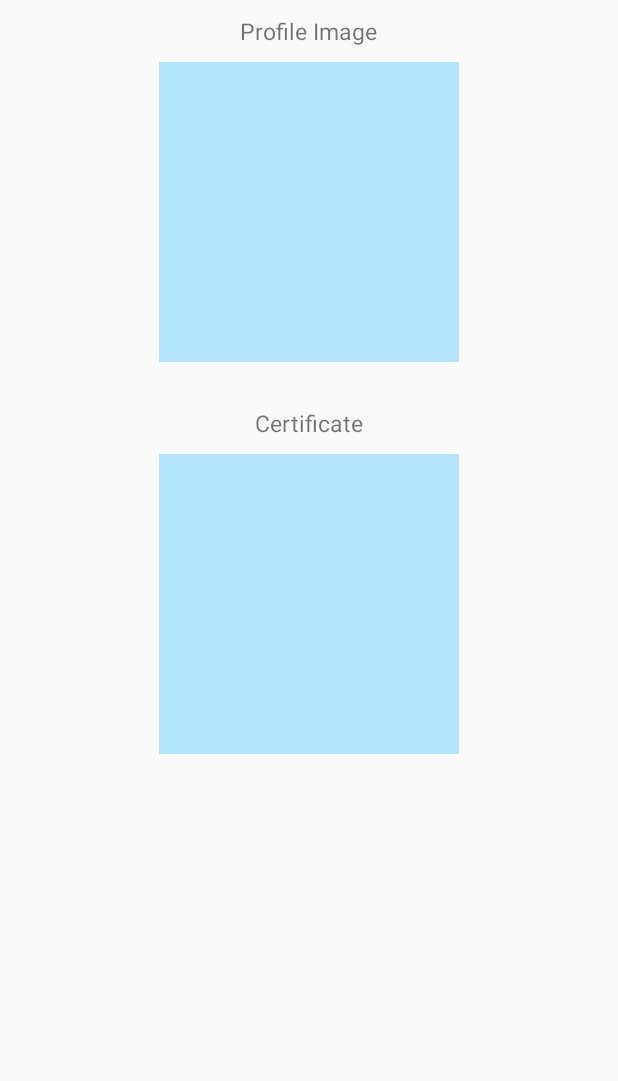
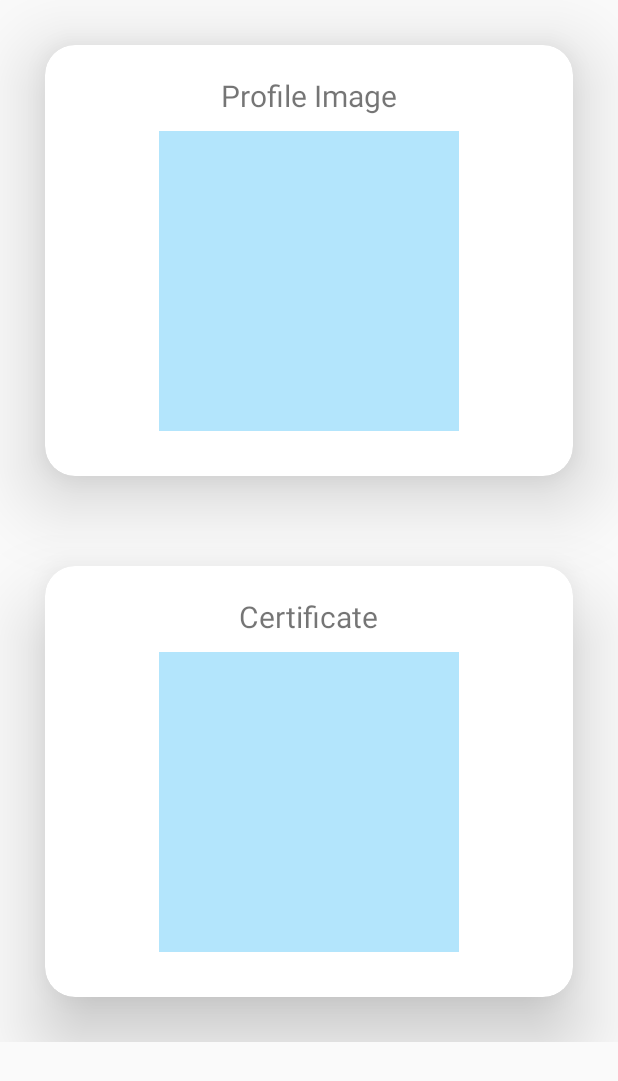
Before and after one commit to abhijeetsinghrathore/UDID, an Android app: the layout fragment_profile__view_documents.xml on its own in the app's theme, with its tools: preview values and no code run, on a phone screen of 412 x 824 dp. Shown: the top 1081 px of the screen. Run offline under Robolectric (Android 15) with nearby library versions, the phone set to English and light mode, and no system bars.

Commit message:
All UI improvements done.

```diff
--- a/app/src/main/res/layout/fragment_profile__view_documents.xml
+++ b/app/src/main/res/layout/fragment_profile__view_documents.xml
@@ -1,6 +1,8 @@
 <?xml version="1.0" encoding="utf-8"?>
 <ScrollView xmlns:android="http://schemas.android.com/apk/res/android"
     xmlns:tools="http://schemas.android.com/tools"
+    xmlns:app="http://schemas.android.com/apk/res-auto"
+    xmlns:card_view="http://schemas.android.com/apk/res-auto"
     android:layout_width="match_parent"
     android:layout_height="match_parent"
     tools:context=".Profile_ViewDocumentsFragment"
@@ -12,13 +14,26 @@
         android:layout_height="wrap_content"
         android:orientation="vertical">
 
+        <android.support.v7.widget.CardView
+            android:layout_width="match_parent"
+            android:layout_height="wrap_content"
+            android:layout_margin="30dp"
+            card_view:cardCornerRadius="20dp"
+            app:cardElevation="30dp"
+            >
 
+
+            <LinearLayout
+                android:layout_width="match_parent"
+                android:layout_height="wrap_content"
+                android:layout_margin="10dp"
+                android:orientation="vertical">
                 <TextView
                     android:layout_width="wrap_content"
                     android:layout_height="wrap_content"
                     android:layout_gravity="center_horizontal"
                     android:text="Profile Image"
-            android:textSize="15sp"
+                    android:textSize="20sp"
                     android:layout_margin="10dp"/>
                 <ImageView
                     android:layout_width="200dp"
@@ -30,12 +45,33 @@
 
 
 
+            </LinearLayout>
+
+        </android.support.v7.widget.CardView>
+
+
+
+
+        <android.support.v7.widget.CardView
+            android:layout_width="match_parent"
+            android:layout_height="wrap_content"
+            android:layout_margin="30dp"
+            card_view:cardCornerRadius="20dp"
+            app:cardElevation="30dp"
+            >
+
+
+            <LinearLayout
+                android:layout_width="match_parent"
+                android:layout_height="wrap_content"
+                android:layout_margin="10dp"
+                android:orientation="vertical">
                 <TextView
                     android:layout_width="wrap_content"
                     android:layout_height="wrap_content"
                     android:layout_gravity="center_horizontal"
                     android:text="Certificate"
-            android:textSize="15sp"
+                    android:textSize="20sp"
                     android:layout_margin="10dp"/>
                 <ImageView
                     android:layout_width="200dp"
@@ -44,6 +80,20 @@
                     android:layout_gravity="center_horizontal"
                     android:layout_marginBottom="20dp"
                     android:id="@+id/CertificateImageID"/>
+
+
+
+
+            </LinearLayout>
+
+        </android.support.v7.widget.CardView>
+
+
+
+
+
+
+
 
 
 
```
Also changed, not shown: app/src/main/res/layout/activity_official_profile.xml (+44 -2 lines), app/src/main/res/layout/fragment_profile__view_details.xml (+29 -0 lines). Lines whose indentation alone changed are shown as unchanged.
